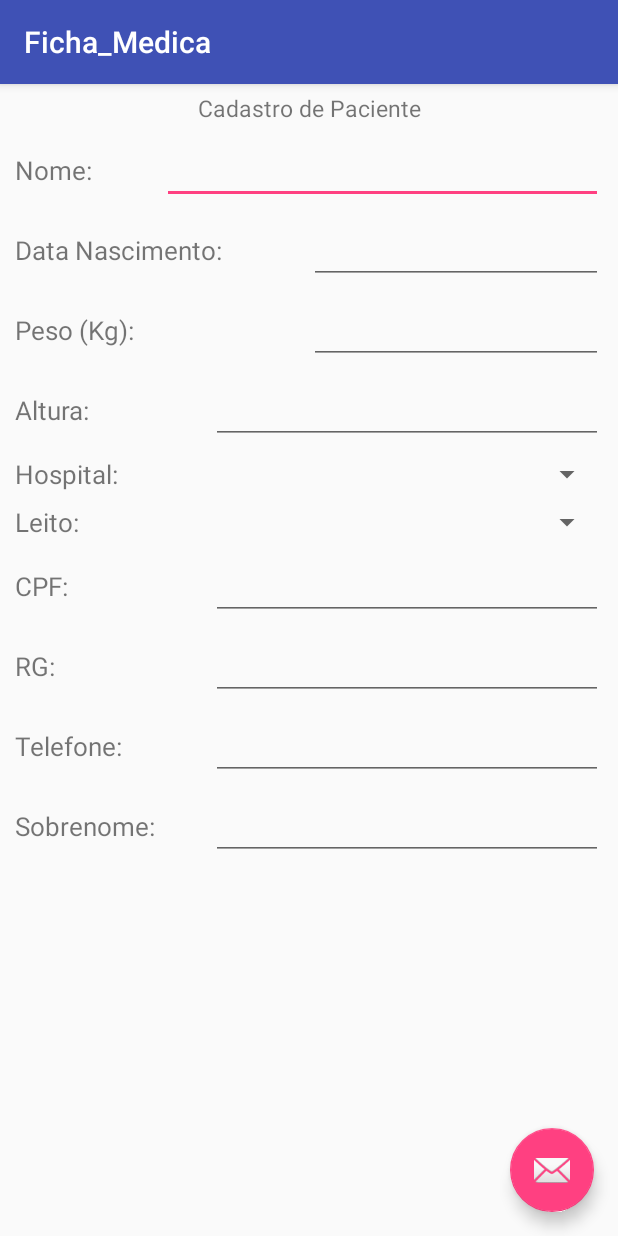
After one commit to PatriciaMoura/Tools-1, an Android app: the Ficha_Medica screen opened directly, with no data from a screen before it, on a phone screen of 412 x 824 dp. The commit adds this screen. Run offline under Robolectric (Android 15) with nearby library versions, the phone set to English and light mode, and no system bars.

Commit message:
Criação do BD

```diff
--- a/app/build.gradle
+++ b/app/build.gradle
@@ -22,6 +22,7 @@ dependencies {
     implementation fileTree(dir: 'libs', include: ['*.jar'])
     implementation 'com.android.support:appcompat-v7:26.1.0'
     implementation 'com.android.support.constraint:constraint-layout:1.1.3'
+    implementation 'com.android.support:design:26.1.0'
     testImplementation 'junit:junit:4.12'
     androidTestImplementation 'com.android.support.test:runner:1.0.2'
     androidTestImplementation 'com.android.support.test.espresso:espresso-core:3.0.2'
--- a/app/src/main/AndroidManifest.xml
+++ b/app/src/main/AndroidManifest.xml
@@ -21,7 +21,11 @@
         <activity android:name=".IMC" />
         <activity android:name=".SpeechToText" />
         <activity android:name=".Calcular_Media" />
-        <activity android:name=".Abstrata"></activity>
+        <activity android:name=".Abstrata" />
+        <activity
+            android:name=".Ficha_Medica"
+            android:label="@string/title_activity_ficha__medica"
+            android:theme="@style/AppTheme.NoActionBar"></activity>
     </application>
 
 </manifest>
--- /dev/null
+++ b/app/src/main/java/DataBase/DataBaseAdapter.java
@@ -0,0 +1,23 @@
+package DataBase;
+
+import android.content.Context;
+import android.database.sqlite.SQLiteDatabase;
+import android.database.sqlite.SQLiteOpenHelper;
+
+import model.Ficha_Medica;
+
+public class DataBaseAdapter extends SQLiteOpenHelper {
+    public DataBaseAdapter (Context context) {super(context, "tools.db", null, 1);}
+
+
+    @Override
+    public void onCreate(SQLiteDatabase db) {
+        db.execSQL(Ficha_Medica.SQL_CREATE);
+    }
+
+    @Override
+    public void onUpgrade (SQLiteDatabase sqLiteDatabase, int i, int il){
+
+    }
+
+}
--- /dev/null
+++ b/app/src/main/java/course/example/tools/Ficha_Medica.java
@@ -0,0 +1,32 @@
+package course.example.tools;
+
+import android.os.Bundle;
+import android.support.design.widget.FloatingActionButton;
+import android.support.design.widget.Snackbar;
+import android.support.v7.app.AppCompatActivity;
+import android.support.v7.widget.Toolbar;
+import android.view.View;
+import android.database.sqlite.SQLiteDatabase;
+import android.database.sqlite.SQLiteOpenHelper;
+
+
+public class Ficha_Medica extends AppCompatActivity {
+
+    @Override
+    protected void onCreate(Bundle savedInstanceState) {
+        super.onCreate(savedInstanceState);
+        setContentView(R.layout.activity_ficha__medica);
+        Toolbar toolbar = (Toolbar) findViewById(R.id.toolbar);
+        setSupportActionBar(toolbar);
+
+        FloatingActionButton fab = (FloatingActionButton) findViewById(R.id.fab);
+        fab.setOnClickListener(new View.OnClickListener() {
+            @Override
+            public void onClick(View view) {
+                Snackbar.make(view, "Replace with your own action", Snackbar.LENGTH_LONG)
+                        .setAction("Action", null).show();
+            }
+        });
+    }
+
+}
--- a/app/src/main/java/course/example/tools/MainActivity.java
+++ b/app/src/main/java/course/example/tools/MainActivity.java
@@ -7,6 +7,7 @@ import android.os.Bundle;
 import android.view.View;
 import android.widget.ArrayAdapter;
 import android.widget.ListView;
+
 
 public class MainActivity extends ListActivity {
 
--- /dev/null
+++ b/app/src/main/java/model/Ficha_Medica.java
@@ -0,0 +1,30 @@
+package model;
+
+public class Ficha_Medica extends Pessoa {
+
+    //Nome tabela
+
+    public static final String TABLE = "ficha_medica";
+
+    //Nome colunas
+
+    public static final String COLUMN_PESO = "peso";
+    public static final String COLUMN_ALTURA = "altura";
+
+    //Criando tabela
+
+    public static final String SQL_CREATE = "CREATE TABLE" + TABLE + SQL_PESSOA
+            + COLUMN_PESO    + "REAL,"
+            + COLUMN_ALTURA  + "REAL,";
+
+
+    private double peso, altura;
+
+    public double getPeso () { return peso;}
+    public void setPeso (double peso) {this.peso = peso;}
+
+    public double getAltura () {return altura;}
+    public void setAltura (double altura) {this.altura = altura;}
+
+
+}
--- /dev/null
+++ b/app/src/main/java/model/Pessoa.java
@@ -0,0 +1,73 @@
+package model;
+
+import java.util.Date;
+
+public class Pessoa {
+
+// Nome das colunas
+    public static final String COLUMN_ID = "_id";
+    public static final String COLUMN_NOME = "nome";
+    public static final String COLUMN_RG = "RG";
+    public static final String COLUMN_CPF ="CPF";
+    public static final String COLUMN_DATANASC = "datanasc";
+    public static final String COLUMN_TIPOSANGUE = "TipoSangue";
+    public static final String COLUMN_TELEFONE = "telefone";
+    public static final String COLUMN_CONTATOEMERGENCIA = "contatoemergencia";
+    public static final String COLUMN_ALERGIA = "alergia";
+
+    // Criando tabela
+
+    public static final String SQL_PESSOA = COLUMN_ID    + " INTEGER PRIMEARY KEY AUTOINVREMENT, "
+            + COLUMN_NOME                + " TEXT,"
+            + COLUMN_RG                  + " INTEGER,"
+            + COLUMN_CPF                 + " TEXT, "
+            + COLUMN_DATANASC            + " TEXT,"
+            + COLUMN_TIPOSANGUE          + " TEXT, "
+            + COLUMN_TELEFONE            + " INTEGER, "
+            + COLUMN_CONTATOEMERGENCIA   + " INTEGER,"
+            + COLUMN_ALERGIA             + " TEXT,";
+
+    private int id;
+    private int rg;
+    private String telefone;
+    private String contatoemergencia;
+    private String nome, cpf, tiposangue, alergia;
+    private Date datanasc;
+
+
+    public int getId () { return id; }
+    public void setId (int id) { this.id = id; }
+
+    public int getRg () { return rg;}
+    public void setRg (int rg) { this.rg = rg;}
+
+    public String gettelefone () { return telefone; }
+    public void setTelefone (String telefone) { this.telefone = telefone;}
+
+    public String getContatoemergencia () { return contatoemergencia; }
+    public void setContatoemergencia (String contatoemergencia) { this.contatoemergencia = contatoemergencia; }
+
+    public String getNome () { return nome; }
+    public void setNome (String nome) { this.nome = nome; }
+
+    public String getCpf () { return cpf; }
+    public void setCpf (String cpf) {this.cpf = cpf; }
+
+    public String getTiposangue () { return tiposangue; }
+    public void setTiposangue (String tiposangue) { this.tiposangue = tiposangue; }
+
+    public String getAlergia () { return alergia;}
+    public void  setAlergia (String alergia) { this.alergia = alergia;}
+
+    public Date getDatanasc () { return datanasc; }
+    public void setDatanasc (Date datanasc) {this.datanasc = datanasc}
+
+
+
+
+
+
+
+
+
+}
--- /dev/null
+++ b/app/src/main/res/layout/activity_ficha__medica.xml
@@ -0,0 +1,33 @@
+<?xml version="1.0" encoding="utf-8"?>
+<android.support.design.widget.CoordinatorLayout xmlns:android="http://schemas.android.com/apk/res/android"
+    xmlns:app="http://schemas.android.com/apk/res-auto"
+    xmlns:tools="http://schemas.android.com/tools"
+    android:layout_width="match_parent"
+    android:layout_height="match_parent"
+    tools:context=".Ficha_Medica">
+
+    <android.support.design.widget.AppBarLayout
+        android:layout_width="match_parent"
+        android:layout_height="wrap_content"
+        android:theme="@style/AppTheme.AppBarOverlay">
+
+        <android.support.v7.widget.Toolbar
+            android:id="@+id/toolbar"
+            android:layout_width="match_parent"
+            android:layout_height="?attr/actionBarSize"
+            android:background="?attr/colorPrimary"
+            app:popupTheme="@style/AppTheme.PopupOverlay" />
+
+    </android.support.design.widget.AppBarLayout>
+
+    <include layout="@layout/content_ficha__medica" />
+
+    <android.support.design.widget.FloatingActionButton
+        android:id="@+id/fab"
+        android:layout_width="wrap_content"
+        android:layout_height="wrap_content"
+        android:layout_gravity="bottom|end"
+        android:layout_margin="@dimen/fab_margin"
+        app:srcCompat="@android:drawable/ic_dialog_email" />
+
+</android.support.design.widget.CoordinatorLayout>
--- /dev/null
+++ b/app/src/main/res/layout/content_ficha__medica.xml
@@ -0,0 +1,269 @@
+<?xml version="1.0" encoding="utf-8"?>
+<android.support.constraint.ConstraintLayout xmlns:android="http://schemas.android.com/apk/res/android"
+    xmlns:app="http://schemas.android.com/apk/res-auto"
+    xmlns:tools="http://schemas.android.com/tools"
+    android:layout_width="match_parent"
+    android:layout_height="match_parent"
+    app:layout_behavior="@string/appbar_scrolling_view_behavior"
+    tools:context=".Ficha_Medica"
+    tools:showIn="@layout/activity_ficha__medica">
+
+
+    <LinearLayout xmlns:android="http://schemas.android.com/apk/res/android"
+        android:layout_width="match_parent"
+        android:layout_height="match_parent"
+        android:orientation="vertical"
+        android:paddingBottom="10dp"
+        android:paddingLeft="10dp"
+        android:paddingRight="10dp">
+
+        <LinearLayout
+            android:layout_width="match_parent"
+            android:layout_height="wrap_content"
+            android:orientation="horizontal"
+            android:layout_marginTop="5dp">
+
+            <TextView
+                android:layout_width="match_parent"
+                android:layout_height="wrap_content"
+                android:text="Cadastro de Paciente"
+                android:typeface="sans"
+                android:textSize="15sp"
+                android:gravity="center"/>
+
+        </LinearLayout>
+
+        <LinearLayout
+            android:layout_width="match_parent"
+            android:layout_height="wrap_content"
+            android:orientation="horizontal"
+            android:layout_marginTop="8dp">
+
+            <TextView
+                android:layout_width="match_parent"
+                android:layout_height="wrap_content"
+                android:text="Nome:"
+                android:typeface="sans"
+                android:textSize="17sp"
+                android:layout_weight="3"/>
+
+            <EditText
+                android:id="@+id/edtPacienteNome"
+                android:layout_width="match_parent"
+                android:layout_height="wrap_content"
+                android:layout_weight="1"
+                android:inputType="text"/>
+
+        </LinearLayout>
+
+        <LinearLayout
+            android:layout_width="match_parent"
+            android:layout_height="wrap_content"
+            android:orientation="horizontal"
+            android:layout_marginTop="8dp">
+
+            <TextView
+                android:layout_width="match_parent"
+                android:layout_height="wrap_content"
+                android:text="Data Nascimento:"
+                android:typeface="sans"
+                android:textSize="17sp"
+                android:layout_weight="1"/>
+
+            <EditText
+                android:id="@+id/edtPacienteData"
+                android:layout_width="match_parent"
+                android:layout_height="wrap_content"
+                android:layout_weight="1"
+                android:inputType="date"/>
+
+        </LinearLayout>
+
+        <LinearLayout
+            android:layout_width="match_parent"
+            android:layout_height="wrap_content"
+            android:orientation="horizontal"
+            android:layout_marginTop="8dp">
+
+            <TextView
+                android:layout_width="match_parent"
+                android:layout_height="wrap_content"
+                android:text="Peso (Kg):"
+                android:typeface="sans"
+                android:textSize="17sp"
+                android:layout_weight="1"/>
+
+            <EditText
+                android:id="@+id/edtPacientePeso"
+                android:layout_width="match_parent"
+                android:layout_height="wrap_content"
+                android:layout_weight="1"
+                android:inputType="numberDecimal"/>
+
+        </LinearLayout>
+
+        <LinearLayout
+            android:layout_width="match_parent"
+            android:layout_height="wrap_content"
+            android:orientation="horizontal"
+            android:layout_marginTop="8dp">
+
+            <TextView
+                android:layout_width="match_parent"
+                android:layout_height="wrap_content"
+                android:text="Altura:"
+                android:typeface="sans"
+                android:textSize="17sp"
+                android:layout_weight="2"/>
+
+            <EditText
+                android:id="@+id/edtAlturaPaciente"
+                android:layout_width="match_parent"
+                android:layout_height="wrap_content"
+                android:layout_weight="1"
+                android:inputType="numberDecimal"/>
+
+        </LinearLayout>
+
+        <LinearLayout
+            android:layout_width="match_parent"
+            android:layout_height="wrap_content"
+            android:orientation="horizontal"
+            android:layout_marginTop="8dp">
+
+            <TextView
+                android:layout_width="match_parent"
+                android:layout_height="wrap_content"
+                android:text="Hospital:"
+                android:typeface="sans"
+                android:textSize="17sp"
+                android:layout_weight="2"/>
+
+            <Spinner
+                android:id="@+id/spnPacienteHospital"
+                android:layout_width="match_parent"
+                android:layout_height="wrap_content"
+                android:layout_weight="1"
+                android:inputType="date"/>
+
+        </LinearLayout>
+
+        <LinearLayout
+            android:layout_width="match_parent"
+            android:layout_height="wrap_content"
+            android:orientation="horizontal"
+            android:layout_marginTop="8dp">
+
+            <TextView
+                android:layout_width="match_parent"
+                android:layout_height="wrap_content"
+                android:text="Leito:"
+                android:typeface="sans"
+                android:textSize="17sp"
+                android:layout_weight="2"/>
+
+            <Spinner
+                android:id="@+id/spnPacienteLeito"
+                android:layout_width="match_parent"
+                android:layout_height="wrap_content"
+                android:layout_weight="1"
+                android:inputType="date"/>
+
+        </LinearLayout>
+
+        <LinearLayout
+            android:layout_width="match_parent"
+            android:layout_height="wrap_content"
+            android:orientation="horizontal"
+            android:layout_marginTop="8dp">
+
+            <TextView
+                android:layout_width="match_parent"
+                android:layout_height="wrap_content"
+                android:text="CPF:"
+                android:typeface="sans"
+                android:textSize="17sp"
+                android:layout_weight="2"/>
+
+            <EditText
+                android:id="@+id/edtPacienteCPF"
+                android:layout_width="match_parent"
+                android:layout_height="wrap_content"
+                android:layout_weight="1"
+                android:inputType="number"/>
+
+        </LinearLayout>
+
+        <LinearLayout
+            android:layout_width="match_parent"
+            android:layout_height="wrap_content"
+            android:orientation="horizontal"
+            android:layout_marginTop="8dp">
+
+            <TextView
+                android:layout_width="match_parent"
+                android:layout_height="wrap_content"
+                android:text="RG:"
+                android:typeface="sans"
+                android:textSize="17sp"
+                android:layout_weight="2"/>
+
+            <EditText
+                android:id="@+id/edtPacienteRG"
+                android:layout_width="match_parent"
+                android:layout_height="wrap_content"
+                android:layout_weight="1"
+                android:inputType="number"/>
+
+        </LinearLayout>
+
+        <LinearLayout
+            android:layout_width="match_parent"
+            android:layout_height="wrap_content"
+            android:orientation="horizontal"
+            android:layout_marginTop="8dp">
+
+            <TextView
+                android:layout_width="match_parent"
+                android:layout_height="wrap_content"
+                android:text="Telefone:"
+                android:typeface="sans"
+                android:textSize="17sp"
+                android:layout_weight="2"/>
+
+            <EditText
+                android:id="@+id/edtPacienteTelefone"
+                android:layout_width="match_parent"
+                android:layout_height="wrap_content"
+                android:layout_weight="1"
+                android:inputType="number"/>
+
+        </LinearLayout>
+
+        <LinearLayout
+            android:layout_width="match_parent"
+            android:layout_height="wrap_content"
+            android:orientation="horizontal"
+            android:layout_marginTop="8dp">
+
+            <TextView
+                android:layout_width="match_parent"
+                android:layout_height="wrap_content"
+                android:text="Sobrenome:"
+                android:typeface="sans"
+                android:textSize="17sp"
+                android:layout_weight="2"/>
+
+            <EditText
+                android:id="@+id/edtPacienteSobrenome"
+                android:layout_width="match_parent"
+                android:layout_height="wrap_content"
+                android:layout_weight="1"
+                android:inputType="text"/>
+
+        </LinearLayout>
+
+    </LinearLayout>
+
+
+</android.support.constraint.ConstraintLayout>
--- /dev/null
+++ b/app/src/main/res/values/dimens.xml
@@ -0,0 +1,3 @@
+<resources>
+    <dimen name="fab_margin">16dp</dimen>
+</resources>
--- a/app/src/main/res/values/strings.xml
+++ b/app/src/main/res/values/strings.xml
@@ -5,5 +5,6 @@
     <string name="Peso">Peso</string>
     <string name="Altura">Altura</string>
     <string name="Calcular_IMC">Calcular IMC</string>
+    <string name="title_activity_ficha__medica">Ficha_Medica</string>
 
 </resources>
```
Also changed, not shown: 1 other file.
